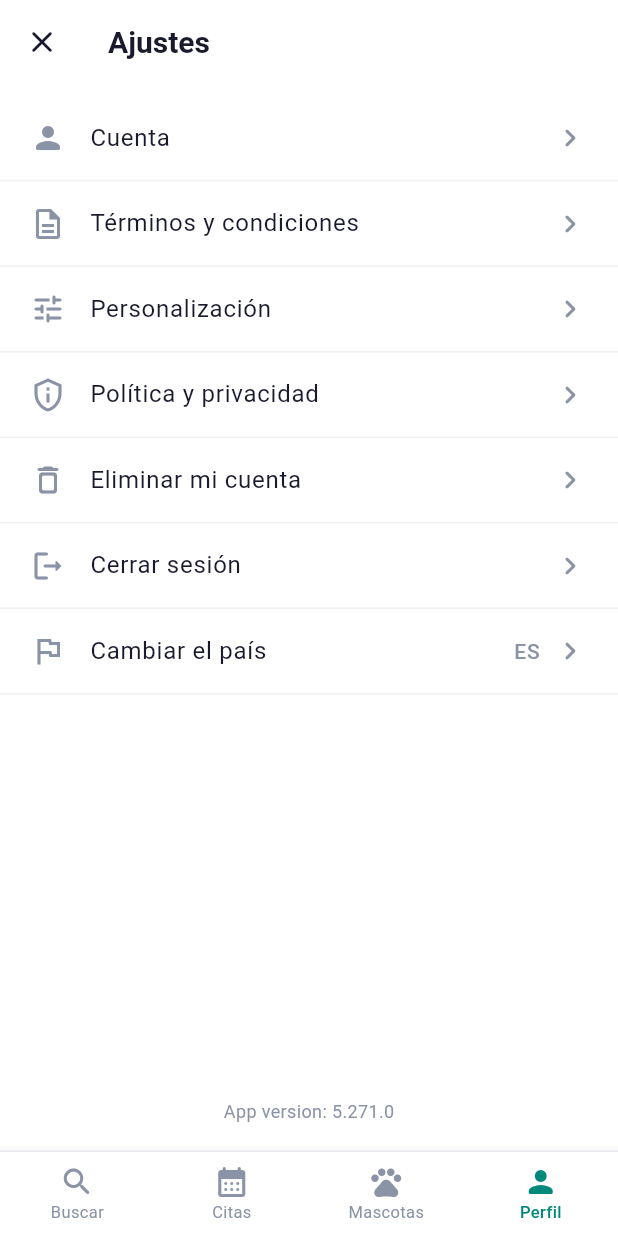
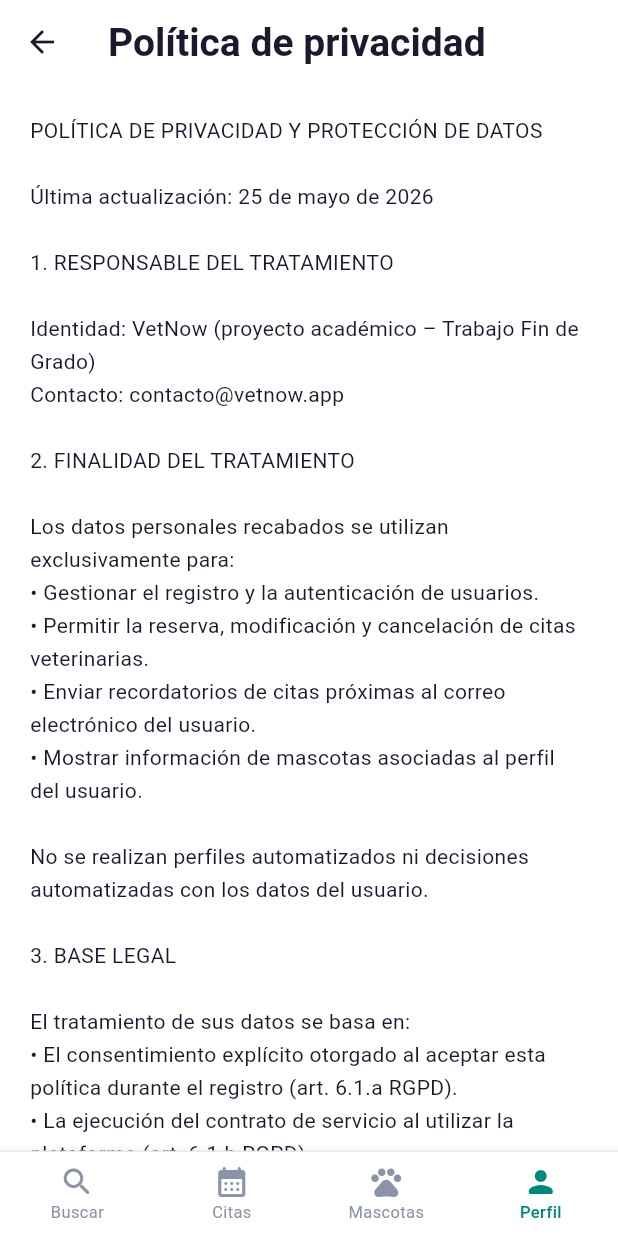
Before and after one commit to RobertoLeahu/vetnow, a Flutter app: the SettingsScreen screen opened by its route, after a tap on "Política y privacidad", on a phone screen of 412 x 824 dp. Run offline on Flutter 3.47's test engine with Material 3 defaults, Android fonts, the phone set to English and light mode, and no system bars; our stand-ins replace equatable, flutter_dotenv, flutter_map, flutter_riverpod, geolocator, go_router and 3 more; accounts and stored records are empty; network calls fail.

Commit message:
Agregar pantallas de términos y condiciones y política de privacidad, y actualizar el registro de usuario para incluir aceptación de políticas. Modificar la pantalla de configuración para enlazar a las nuevas secciones.

```diff
--- a/lib/app/router.dart
+++ b/lib/app/router.dart
@@ -16,6 +16,8 @@ import '../features/profile/ui/profile_screen.dart';
 import '../features/profile/ui/settings_screen.dart';
 import '../features/profile/ui/account_screen.dart';
 import '../features/profile/ui/personalization_screen.dart';
+import '../features/profile/ui/legal_text_screen.dart';
+import '../shared/legal/legal_texts.dart';
 import '../features/clinic_panel/ui/clinic_home_screen.dart';
 import '../features/clinic_panel/ui/clinic_agenda_screen.dart';
 import '../features/clinic_panel/ui/clinic_patients_screen.dart';
@@ -162,6 +164,20 @@ final routerProvider = Provider<GoRouter>((ref) {
                     path: 'personalization',
                     builder: (_, __) => const PersonalizationScreen(),
                   ),
+                  GoRoute(
+                    path: 'privacy',
+                    builder: (_, __) => const LegalTextScreen(
+                      title: 'Política de privacidad',
+                      content: kPrivacyPolicy,
+                    ),
+                  ),
+                  GoRoute(
+                    path: 'terms',
+                    builder: (_, __) => const LegalTextScreen(
+                      title: 'Términos y condiciones',
+                      content: kTermsOfService,
+                    ),
+                  ),
                 ],
               ),
             ],
--- a/lib/features/auth/data/auth_repository.dart
+++ b/lib/features/auth/data/auth_repository.dart
@@ -17,6 +17,8 @@ class AuthRepository {
     required String password,
     required String fullName,
     required UserRole role,
+    DateTime? privacyAcceptedAt,
+    DateTime? termsAcceptedAt,
   }) async {
     final response = await supabase.auth.signUp(
       email: email,
@@ -26,11 +28,14 @@ class AuthRepository {
     final user = response.user;
     if (user == null) throw Exception('Error al crear el usuario');
 
-    // Insertar perfil con rol
     await supabase.from('profiles').insert({
       'id': user.id,
       'role': role.name,
       'full_name': fullName,
+      if (privacyAcceptedAt != null)
+        'privacy_accepted_at': privacyAcceptedAt.toIso8601String(),
+      if (termsAcceptedAt != null)
+        'terms_accepted_at': termsAcceptedAt.toIso8601String(),
     });
 
     // Para clínicas, crear fila mínima en la tabla clinics
@@ -85,11 +90,14 @@ class AuthRepository {
     await supabase.auth.updateUser(UserAttributes(password: newPassword));
   }
 
-  /// Elimina la cuenta del usuario actual (perfil) y cierra sesión.
+  /// Elimina todos los datos del usuario (RGPD: derecho de supresión) y cierra sesión.
   Future<void> deleteCurrentAccount() async {
     final user = currentUser;
     if (user == null) throw Exception('No hay usuario autenticado');
 
+    await supabase.from('pets').delete().eq('owner_id', user.id);
+    await supabase.from('appointments').delete().eq('owner_id', user.id);
+    await supabase.from('clinic_favorites').delete().eq('owner_id', user.id);
     await supabase.from('profiles').delete().eq('id', user.id);
     await signOut();
   }
--- /dev/null
+++ b/lib/features/profile/ui/legal_text_screen.dart
@@ -0,0 +1,31 @@
+import 'package:flutter/material.dart';
+import '../../../app/theme.dart';
+
+class LegalTextScreen extends StatelessWidget {
+  final String title;
+  final String content;
+
+  const LegalTextScreen({
+    required this.title,
+    required this.content,
+    super.key,
+  });
+
+  @override
+  Widget build(BuildContext context) {
+    return Scaffold(
+      appBar: AppBar(title: Text(title)),
+      body: SingleChildScrollView(
+        padding: const EdgeInsets.all(20),
+        child: SelectableText(
+          content,
+          style: const TextStyle(
+            fontSize: 14,
+            height: 1.6,
+            color: AppTheme.textPrimary,
+          ),
+        ),
+      ),
+    );
+  }
+}
--- a/lib/features/profile/ui/settings_screen.dart
+++ b/lib/features/profile/ui/settings_screen.dart
@@ -105,9 +105,10 @@ class SettingsScreen extends ConsumerWidget {
                   label: 'Cuenta',
                   onTap: () => context.push('/profile/settings/account'),
                 ),
-                const _SettingsMenuItem(
+                _SettingsMenuItem(
                   icon: Icons.description_outlined,
                   label: 'Términos y condiciones',
+                  onTap: () => context.push('/profile/settings/terms'),
                 ),
                 _SettingsMenuItem(
                   icon: Icons.tune_rounded,
@@ -115,9 +116,10 @@ class SettingsScreen extends ConsumerWidget {
                   onTap: () =>
                       context.push('/profile/settings/personalization'),
                 ),
-                const _SettingsMenuItem(
+                _SettingsMenuItem(
                   icon: Icons.privacy_tip_outlined,
                   label: 'Política y privacidad',
+                  onTap: () => context.push('/profile/settings/privacy'),
                 ),
                 _SettingsMenuItem(
                   icon: Icons.delete_outline_rounded,
--- /dev/null
+++ b/lib/shared/legal/legal_texts.dart
@@ -0,0 +1,146 @@
+const String kPrivacyPolicy = '''
+POLÍTICA DE PRIVACIDAD Y PROTECCIÓN DE DATOS
+
+Última actualización: 25 de mayo de 2026
+
+1. RESPONSABLE DEL TRATAMIENTO
+
+Identidad: VetNow (proyecto académico – Trabajo Fin de Grado)
+Contacto: contacto@vetnow.app
+
+2. FINALIDAD DEL TRATAMIENTO
+
+Los datos personales recabados se utilizan exclusivamente para:
+• Gestionar el registro y la autenticación de usuarios.
+• Permitir la reserva, modificación y cancelación de citas veterinarias.
+• Enviar recordatorios de citas próximas al correo electrónico del usuario.
+• Mostrar información de mascotas asociadas al perfil del usuario.
+
+No se realizan perfiles automatizados ni decisiones automatizadas con los datos del usuario.
+
+3. BASE LEGAL
+
+El tratamiento de sus datos se basa en:
+• El consentimiento explícito otorgado al aceptar esta política durante el registro (art. 6.1.a RGPD).
+• La ejecución del contrato de servicio al utilizar la plataforma (art. 6.1.b RGPD).
+
+4. DATOS RECOGIDOS
+
+• Nombre completo.
+• Dirección de correo electrónico.
+• Número de teléfono (opcional).
+• Datos de mascotas: nombre, especie, raza, fecha de nacimiento y fotografía (opcional).
+• Historial de citas veterinarias.
+• Fecha y hora de aceptación de esta política y de los términos de uso.
+
+5. PLAZO DE CONSERVACIÓN
+
+Los datos se conservarán mientras el usuario mantenga una cuenta activa en la plataforma. Una vez eliminada la cuenta, los datos personales serán suprimidos de forma inmediata, salvo aquellos que deban conservarse por obligación legal.
+
+6. DERECHOS DEL USUARIO (arts. 15-22 RGPD)
+
+El usuario puede ejercer en cualquier momento sus derechos de:
+• Acceso: conocer qué datos personales están almacenados.
+• Rectificación: corregir datos inexactos o incompletos.
+• Supresión ("derecho al olvido"): solicitar la eliminación de todos sus datos.
+• Limitación del tratamiento.
+• Portabilidad: recibir sus datos en un formato estructurado.
+• Oposición al tratamiento.
+
+Para ejercer cualquiera de estos derechos, contacte con nosotros en contacto@vetnow.app.
+
+También puede eliminar su cuenta y todos los datos asociados directamente desde Ajustes > Eliminar mi cuenta.
+
+7. DESTINATARIOS DE LOS DATOS
+
+Los datos se almacenan en servidores de Supabase (infraestructura en la Unión Europea). No se ceden datos a terceros salvo obligación legal.
+
+8. SEGURIDAD
+
+Se aplican medidas técnicas y organizativas adecuadas: cifrado en tránsito (HTTPS/TLS), Row Level Security en base de datos, autenticación segura con tokens JWT y almacenamiento cifrado de contraseñas.
+
+9. LEGISLACIÓN APLICABLE
+
+Esta política se rige por el Reglamento (UE) 2016/679 (RGPD) y la Ley Orgánica 3/2018 de Protección de Datos Personales y Garantía de los Derechos Digitales (LOPDGDD).
+
+10. MODIFICACIONES
+
+Nos reservamos el derecho de actualizar esta política. Cualquier cambio será notificado a los usuarios a través de la aplicación.
+''';
+
+const String kTermsOfService = '''
+TÉRMINOS Y CONDICIONES DE USO
+
+Última actualización: 25 de mayo de 2026
+
+1. OBJETO
+
+Los presentes Términos y Condiciones regulan el acceso y uso de la aplicación móvil VetNow (en adelante, "la Plataforma"), una plataforma intermediaria entre propietarios de mascotas y clínicas veterinarias en España.
+
+2. IDENTIFICACIÓN DEL PRESTADOR
+
+Denominación: VetNow (proyecto académico – Trabajo Fin de Grado)
+Correo electrónico de contacto: contacto@vetnow.app
+
+3. ACEPTACIÓN
+
+El uso de la Plataforma implica la aceptación expresa de estos términos. Si no está de acuerdo con alguna de sus cláusulas, le rogamos que no utilice el servicio.
+
+4. DESCRIPCIÓN DEL SERVICIO
+
+VetNow ofrece las siguientes funcionalidades:
+• Para propietarios: búsqueda de clínicas veterinarias por ubicación y especialidad, reserva de citas, gestión de mascotas y recordatorios.
+• Para clínicas: gestión de agenda, visualización de citas recibidas y registro de notas médicas.
+
+La Plataforma actúa exclusivamente como intermediaria y no presta servicios veterinarios directamente.
+
+5. REGISTRO Y CUENTA DE USUARIO
+
+• El usuario se compromete a proporcionar información veraz durante el registro.
+• Cada usuario es responsable de la custodia de sus credenciales de acceso.
+• No está permitido crear más de una cuenta por persona física o jurídica.
+
+6. OBLIGACIONES DEL USUARIO
+
+El usuario se compromete a:
+• Utilizar la Plataforma de buena fe y conforme a la legislación vigente.
+• No utilizar la Plataforma para fines ilícitos o contrarios al orden público.
+• No introducir contenido ofensivo, difamatorio o que vulnere derechos de terceros.
+
+7. RESPONSABILIDAD DEL PRESTADOR
+
+• VetNow no garantiza la disponibilidad ininterrumpida del servicio.
+• VetNow no es responsable de la calidad de los servicios veterinarios prestados por las clínicas registradas.
+• VetNow no se responsabiliza de los daños derivados del uso inadecuado de la Plataforma por parte del usuario.
+• En caso de conflicto entre propietario y clínica, VetNow no actúa como mediador ni árbitro.
+
+8. PROPIEDAD INTELECTUAL
+
+Todos los contenidos de la Plataforma (diseño, código fuente, marcas, logotipos) son propiedad de VetNow o de sus legítimos titulares y están protegidos por la legislación vigente en materia de propiedad intelectual e industrial.
+
+9. COMUNICACIONES COMERCIALES
+
+De acuerdo con la Ley 34/2002 de Servicios de la Sociedad de la Información y Comercio Electrónico (LSSI-CE):
+• No se enviarán comunicaciones comerciales sin consentimiento previo del usuario.
+• Los recordatorios de citas se consideran comunicaciones de servicio, no comerciales.
+• El usuario puede revocar su consentimiento para comunicaciones comerciales en cualquier momento desde los ajustes de la aplicación.
+
+10. MODIFICACIÓN DE LOS TÉRMINOS
+
+VetNow se reserva el derecho de modificar estos términos. Las modificaciones serán comunicadas a los usuarios y entrarán en vigor desde su publicación en la Plataforma.
+
+11. DURACIÓN Y TERMINACIÓN
+
+• El usuario puede dejar de utilizar la Plataforma y eliminar su cuenta en cualquier momento.
+• VetNow se reserva el derecho de suspender o cancelar cuentas que incumplan estos términos.
+
+12. LEGISLACIÓN APLICABLE Y JURISDICCIÓN
+
+Los presentes Términos se rigen por la legislación española. Para la resolución de cualquier controversia, las partes se someten a los Juzgados y Tribunales del domicilio del usuario, conforme a lo dispuesto en la normativa de consumidores y usuarios.
+
+13. NORMATIVA DE REFERENCIA
+
+• Ley 34/2002, de 11 de julio, de Servicios de la Sociedad de la Información y Comercio Electrónico (LSSI-CE).
+• Reglamento (UE) 2016/679 del Parlamento Europeo y del Consejo (RGPD).
+• Ley Orgánica 3/2018, de 5 de diciembre, de Protección de Datos Personales y Garantía de los Derechos Digitales (LOPDGDD).
+''';
```
Also changed, not shown: lib/features/auth/ui/register_screen.dart (+93 -14 lines), lib/shared/models/profile.dart (+12 -0 lines), 1 other file.
